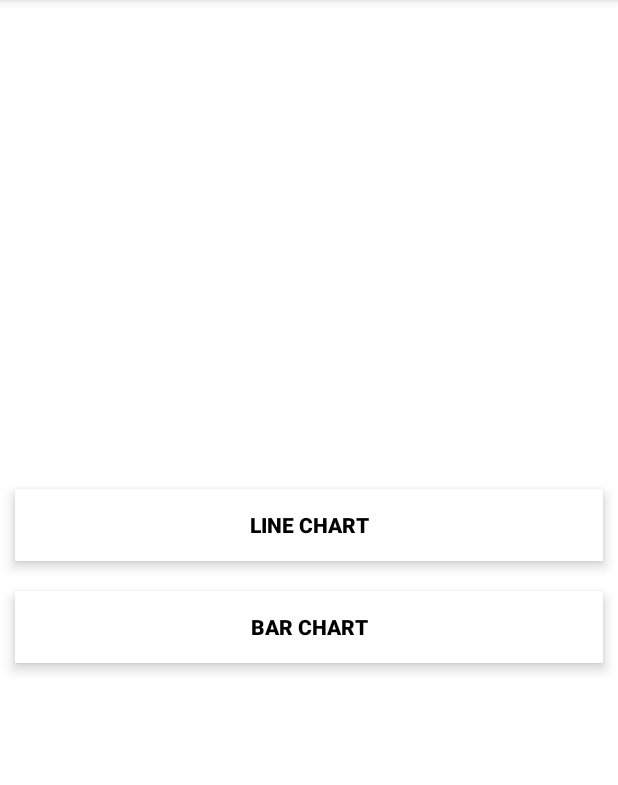
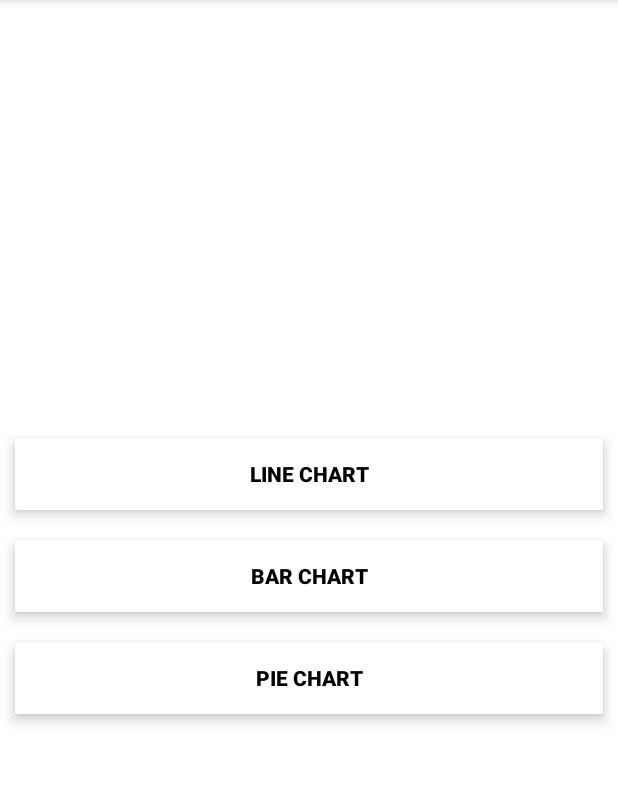
Before and after one commit to coding-with-me/MpChart, an Android app: the screen it shows after launch (MainActivity), on a phone screen of 412 x 824 dp, the part 84-869 px from its top. Run offline under Robolectric (Android 15) with nearby library versions, the phone set to English and light mode, and no system bars.

Commit message:
pie chart added

```diff
--- a/app/src/main/AndroidManifest.xml
+++ b/app/src/main/AndroidManifest.xml
@@ -11,6 +11,7 @@
         android:theme="@style/AppTheme">
         <activity android:name=".LineChartActivity"></activity>
         <activity android:name=".BarChartActivity"></activity>
+        <activity android:name=".PieChartActivity"></activity>
         <activity android:name=".MainActivity">
             <intent-filter>
                 <action android:name="android.intent.action.MAIN" />
--- a/app/src/main/java/com/nopalyer/mpchart/MainActivity.java
+++ b/app/src/main/java/com/nopalyer/mpchart/MainActivity.java
@@ -9,7 +9,7 @@ import android.widget.Button;
 
 public class MainActivity extends AppCompatActivity {
 
-    Button btnLineChart,btnBarChart;
+    Button btnLineChart,btnBarChart,btnPieChart;
     @Override
     protected void onCreate(Bundle savedInstanceState) {
         super.onCreate(savedInstanceState);
@@ -17,6 +17,7 @@ public class MainActivity extends AppCompatActivity {
 
         btnLineChart = findViewById(R.id.btnLineChart);
         btnBarChart = findViewById(R.id.btnBarChart);
+        btnPieChart = findViewById(R.id.btnPieChart);
         btnLineChart.setOnClickListener(new View.OnClickListener() {
             @Override
             public void onClick(View v) {
@@ -34,5 +35,14 @@ public class MainActivity extends AppCompatActivity {
                 finish();
             }
         });
+
+        btnPieChart.setOnClickListener(new View.OnClickListener() {
+            @Override
+            public void onClick(View v) {
+                Intent intent = new Intent(MainActivity.this,PieChartActivity.class);
+                startActivity(intent);
+                finish();
+            }
+        });
     }
 }
--- a/app/src/main/res/layout/activity_main.xml
+++ b/app/src/main/res/layout/activity_main.xml
@@ -35,4 +35,16 @@
         android:textColor="#000"
         android:stateListAnimator="@null"/>
 
+    <Button
+        android:id="@+id/btnPieChart"
+        android:layout_width="match_parent"
+        android:layout_margin="10dp"
+        android:layout_height="wrap_content"
+        android:elevation="5dp"
+        android:text="Pie Chart"
+        android:background="#fff"
+        android:textStyle="bold"
+        android:textColor="#000"
+        android:stateListAnimator="@null"/>
+
 </LinearLayout>
```
Also changed, not shown: app/src/main/java/com/nopalyer/mpchart/PieChartActivity.java (added, +61 -0 lines), app/src/main/res/layout/activity_pie_chart.xml (added, +15 -0 lines).
